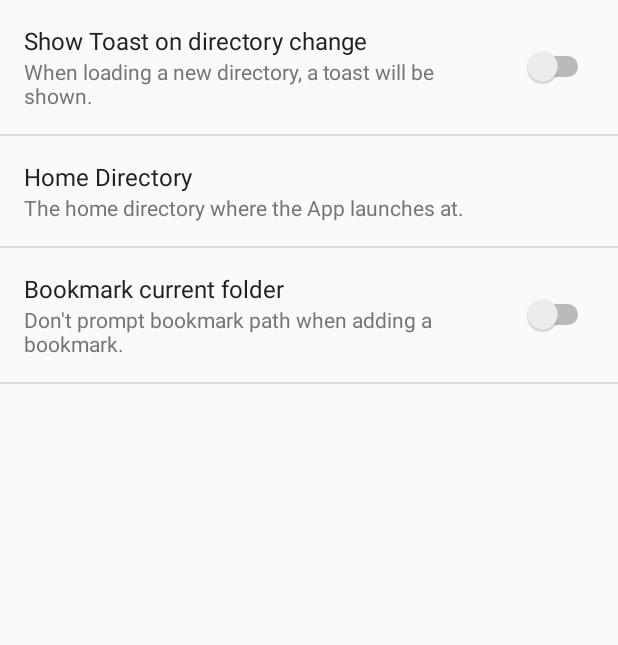
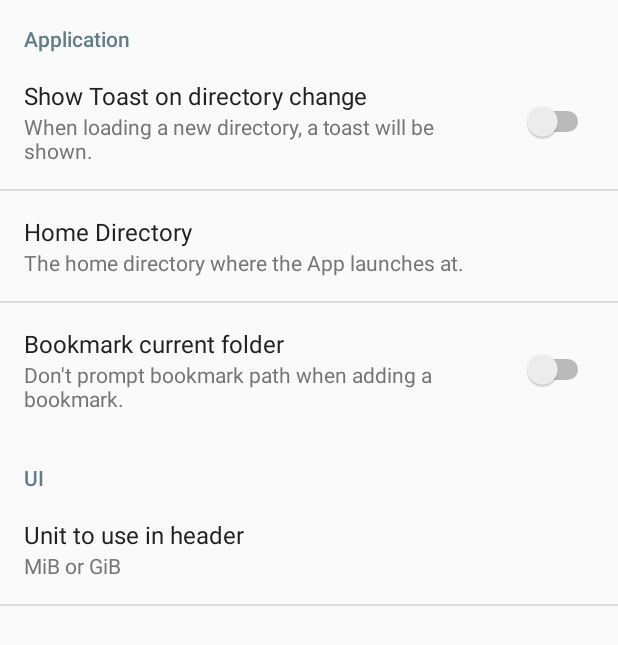
Before and after one commit to lfuelling/lrkFM, an Android app: the SettingsActivity screen opened directly, with no data from a screen before it, on a phone screen of 412 x 824 dp. Shown: the top 645 px of the screen. Run offline under Robolectric (Android 15) with nearby library versions, the phone set to English and light mode, and no system bars.

Commit message:
[#6, #7, #8, #15] work on file operations

```diff
--- a/app/build.gradle
+++ b/app/build.gradle
@@ -8,7 +8,7 @@ android {
         minSdkVersion 25
         targetSdkVersion 25
         versionCode 1
-        versionName "1.0"
+        versionName '0.2b1'
         testInstrumentationRunner "android.support.test.runner.AndroidJUnitRunner"
         multiDexEnabled true
         jackOptions {
@@ -32,6 +32,8 @@ android {
     lintOptions {
         abortOnError false // fuck lint
     }
+    productFlavors {
+    }
 }
 
 dependencies {
@@ -39,7 +41,6 @@ dependencies {
     androidTestCompile('com.android.support.test.espresso:espresso-core:2.2.2', {
         exclude group: 'com.android.support', module: 'support-annotations'
     })
-
     compile 'com.android.support:appcompat-v7:25.3.0'
     compile 'com.android.support:design:25.3.0'
     compile 'com.android.support:customtabs:25.3.0'
--- /dev/null
+++ b/app/src/main/res/values/arrays.xml
@@ -0,0 +1,11 @@
+<?xml version="1.0" encoding="utf-8"?>
+<resources>
+    <string-array name="header_units" >
+        <item>@string/pref_header_unit_g</item>
+        <item>@string/pref_header_unit_m</item>
+    </string-array>
+    <string-array name="header_units_values" >
+        <item>@string/pref_header_unit_g_value</item>
+        <item>@string/pref_header_unit_m_value</item>
+    </string-array>
+</resources>
--- a/app/src/main/res/values/dimens.xml
+++ b/app/src/main/res/values/dimens.xml
@@ -1,7 +1,7 @@
 <resources>
     <!-- Default screen margins, per the Android Design guidelines. -->
     <dimen name="nav_header_vertical_spacing">16dp</dimen>
-    <dimen name="nav_header_height">160dp</dimen>
+    <dimen name="nav_header_height">80dp</dimen>
     <!-- Default screen margins, per the Android Design guidelines. -->
     <dimen name="activity_horizontal_margin">16dp</dimen>
     <dimen name="activity_vertical_margin">16dp</dimen>
@@ -9,4 +9,6 @@
     <dimen name="file_title_fs">18sp</dimen>
     <dimen name="file_view_margin">8dp</dimen>
     <dimen name="prompt_margin">24dp</dimen>
+    <dimen name="nav_header_padding">4dp</dimen>
+    <dimen name="nav_header_margin_bottom">2dp</dimen>
 </resources>
--- a/app/src/main/res/values/strings.xml
+++ b/app/src/main/res/values/strings.xml
@@ -1,5 +1,5 @@
 <resources>
-    <string name="app_name">lrkFM</string>
+    <string name="app_name" translatable="false">lrkFM</string>
 
     <string name="navigation_drawer_open">Open navigation drawer</string>
     <string name="navigation_drawer_close">Close navigation drawer</string>
@@ -34,4 +34,13 @@
     <string name="pref_bookmark_corrent_folder">Bookmark current folder</string>
     <string name="pref_bookmark_corrent_folder_desc">Don\'t prompt bookmark path when adding a bookmark.</string>
     <string name="path_input_hint">Absolute valid paths only!</string>
+    <string name="pref_header_unit">Unit to use in header</string>
+    <string name="pref_header_unit_desc">MiB or GiB</string>
+    <string name="pref_header_unit_default_value" translatable="false">@string/pref_header_unit_m</string>
+    <string name="pref_header_unit_m" translatable="false">m</string>
+    <string name="pref_header_unit_g" translatable="false">g</string>
+    <string name="pref_header_unit_g_value">Gibibyte</string>
+    <string name="pref_header_unit_m_value">Mebibyte</string>
+    <string name="pref_cat_ui">UI</string>
+    <string name="pref_cat_app">Application</string>
 </resources>
--- a/app/src/main/res/xml/preferences.xml
+++ b/app/src/main/res/xml/preferences.xml
@@ -1,5 +1,6 @@
 <?xml version="1.0" encoding="utf-8"?>
 <PreferenceScreen xmlns:android="http://schemas.android.com/apk/res/android">
+    <PreferenceCategory android:title="@string/pref_cat_app">
     <SwitchPreference
         android:key="show_toast_on_cd"
         android:title="@string/pref_show_toast_cd"
@@ -14,4 +15,14 @@
         android:title="@string/pref_bookmark_corrent_folder"
         android:summary="@string/pref_bookmark_corrent_folder_desc"
         android:defaultValue="false"/>
+    </PreferenceCategory>
+    <PreferenceCategory android:title="@string/pref_cat_ui">
+        <ListPreference
+            android:key="nav_header_unit"
+            android:title="@string/pref_header_unit"
+            android:summary="@string/pref_header_unit_desc"
+            android:entries="@array/header_units"
+            android:entryValues="@array/header_units_values"
+            android:defaultValue="@string/pref_header_unit_default_value" />
+    </PreferenceCategory>
 </PreferenceScreen>
```
Also changed, not shown: app/src/main/java/io/lerk/lrkfm/activities/FileActivity.java (+16 -0 lines), app/src/main/java/io/lerk/lrkfm/util/DiskUtil.java (added, +98 -0 lines), app/src/main/java/io/lerk/lrkfm/util/FileArrayAdapter.java (+21 -10 lines), app/src/main/java/io/lerk/lrkfm/util/FileUtil.java (added, +29 -0 lines), app/src/main/res/layout/nav_header_main.xml (+15 -11 lines), 1 other file.
